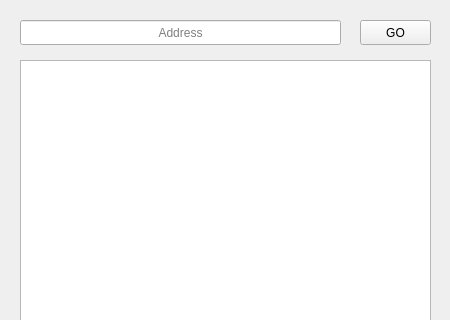
Above: webclient.ui from jakobklausbauer/Webclient before the change; both pictures show x 0 to 450 and y 0 to 320 of the 450 by 515 pixel window. Below: the same form after it.
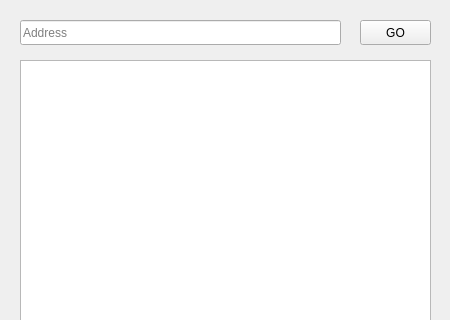
That is the form after the change.

Commit message: Added Input/Output methods

```diff
--- a/webclient.ui
+++ b/webclient.ui
@@ -23,7 +23,7 @@
     </rect>
    </property>
    <property name="alignment">
-    <set>Qt::AlignCenter</set>
+    <set>Qt::AlignLeading|Qt::AlignLeft|Qt::AlignVCenter</set>
    </property>
    <property name="placeholderText">
     <string>Address</string>
```
The commit also changes 2 other files.
